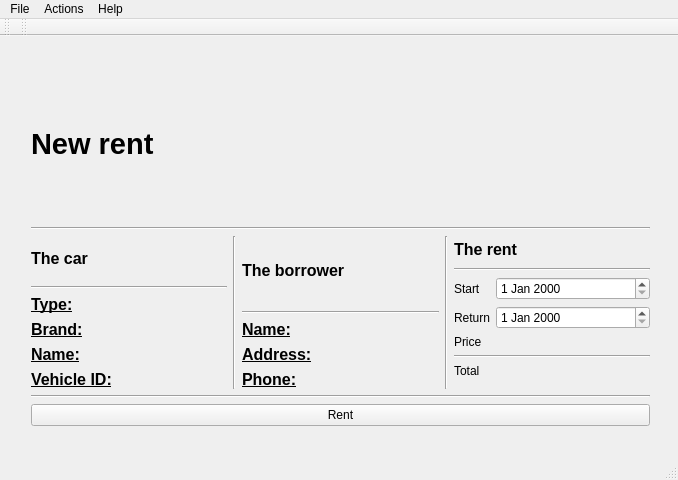
Qt form mainwindow.ui (lolopasdugato/AvisOmatiCQt) before a commit.
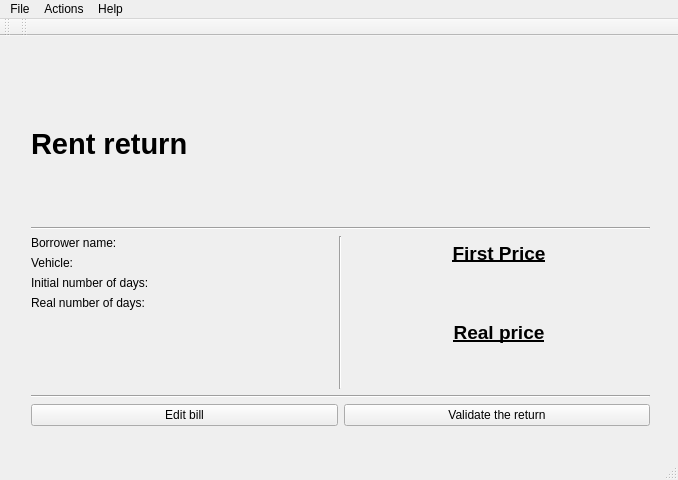
The same form after that commit. The open tabs and pages were chosen to show the change.

Diff of the .ui file:
```diff
--- a/mainwindow.ui
+++ b/mainwindow.ui
@@ -1138,6 +1138,194 @@
       </layout>
      </widget>
     </widget>
+    <widget class="QWidget" name="pageRentReturn">
+     <widget class="QWidget" name="verticalLayoutWidget_7">
+      <property name="geometry">
+       <rect>
+        <x>10</x>
+        <y>10</y>
+        <width>641</width>
+        <height>381</height>
+       </rect>
+      </property>
+      <layout class="QVBoxLayout" name="verticalLayout_4">
+       <item>
+        <widget class="QLabel" name="label_31">
+         <property name="font">
+          <font>
+           <pointsize>22</pointsize>
+           <weight>75</weight>
+           <bold>true</bold>
+          </font>
+         </property>
+         <property name="text">
+          <string>Rent return</string>
+         </property>
+        </widget>
+       </item>
+       <item>
+        <widget class="Line" name="line_17">
+         <property name="orientation">
+          <enum>Qt::Horizontal</enum>
+         </property>
+        </widget>
+       </item>
+       <item>
+        <layout class="QHBoxLayout" name="horizontalLayout_6">
+         <item>
+          <layout class="QFormLayout" name="formLayout_8">
+           <property name="fieldGrowthPolicy">
+            <enum>QFormLayout::AllNonFixedFieldsGrow</enum>
+           </property>
+           <item row="0" column="0">
+            <widget class="QLabel" name="label_33">
+             <property name="text">
+              <string>Borrower name:</string>
+             </property>
+            </widget>
+           </item>
+           <item row="0" column="1">
+            <widget class="QLabel" name="label_return_name">
+             <property name="text">
+              <string/>
+             </property>
+            </widget>
+           </item>
+           <item row="1" column="0">
+            <widget class="QLabel" name="label_43">
+             <property name="text">
+              <string>Vehicle:</string>
+             </property>
+            </widget>
+           </item>
+           <item row="1" column="1">
+            <widget class="QLabel" name="label_return_vehicle">
+             <property name="text">
+              <string/>
+             </property>
+            </widget>
+           </item>
+           <item row="2" column="0">
+            <widget class="QLabel" name="label_49">
+             <property name="text">
+              <string>Initial number of days:</string>
+             </property>
+            </widget>
+           </item>
+           <item row="2" column="1">
+            <widget class="QLabel" name="label_return_inod">
+             <property name="text">
+              <string/>
+             </property>
+            </widget>
+           </item>
+           <item row="3" column="0">
+            <widget class="QLabel" name="label_51">
+             <property name="text">
+              <string>Real number of days:</string>
+             </property>
+            </widget>
+           </item>
+           <item row="3" column="1">
+            <widget class="QLabel" name="label_return_rnod">
+             <property name="text">
+              <string/>
+             </property>
+            </widget>
+           </item>
+          </layout>
+         </item>
+         <item>
+          <widget class="Line" name="line_19">
+           <property name="orientation">
+            <enum>Qt::Vertical</enum>
+           </property>
+          </widget>
+         </item>
+         <item>
+          <layout class="QVBoxLayout" name="verticalLayout_7">
+           <item>
+            <widget class="QLabel" name="label_45">
+             <property name="font">
+              <font>
+               <pointsize>14</pointsize>
+               <weight>75</weight>
+               <bold>true</bold>
+               <underline>true</underline>
+              </font>
+             </property>
+             <property name="text">
+              <string>First Price</string>
+             </property>
+             <property name="alignment">
+              <set>Qt::AlignCenter</set>
+             </property>
+            </widget>
+           </item>
+           <item>
+            <widget class="QLabel" name="label_retur_firstPrice">
+             <property name="text">
+              <string/>
+             </property>
+            </widget>
+           </item>
+           <item>
+            <widget class="QLabel" name="label_47">
+             <property name="font">
+              <font>
+               <pointsize>14</pointsize>
+               <weight>75</weight>
+               <bold>true</bold>
+               <underline>true</underline>
+              </font>
+             </property>
+             <property name="text">
+              <string>Real price</string>
+             </property>
+             <property name="alignment">
+              <set>Qt::AlignCenter</set>
+             </property>
+            </widget>
+           </item>
+           <item>
+            <widget class="QLabel" name="label_return_realPrice">
+             <property name="text">
+              <string/>
+             </property>
+            </widget>
+           </item>
+          </layout>
+         </item>
+        </layout>
+       </item>
+       <item>
+        <widget class="Line" name="line_18">
+         <property name="orientation">
+          <enum>Qt::Horizontal</enum>
+         </property>
+        </widget>
+       </item>
+       <item>
+        <layout class="QHBoxLayout" name="horizontalLayout_5">
+         <item>
+          <widget class="QPushButton" name="pushButton_3">
+           <property name="text">
+            <string>Edit bill</string>
+           </property>
+          </widget>
+         </item>
+         <item>
+          <widget class="QPushButton" name="pushButton_4">
+           <property name="text">
+            <string>Validate the return</string>
+           </property>
+          </widget>
+         </item>
+        </layout>
+       </item>
+      </layout>
+     </widget>
+    </widget>
    </widget>
   </widget>
   <widget class="QMenuBar" name="menuBar">
```
Left out of the diff: 36 changed lines with no effect on the pictures.
